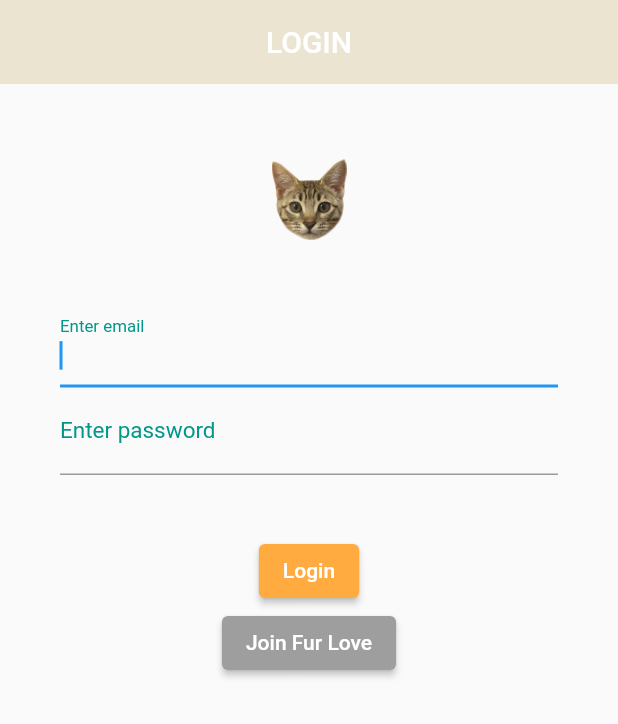
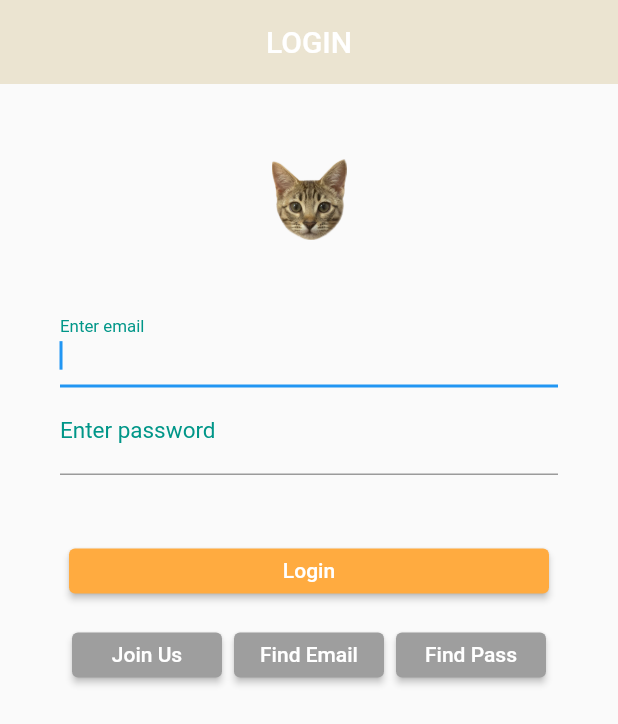
Before and after one commit to subinJangg/fur_ever_love, a Flutter app: the screen it shows after launch, on a phone screen of 412 x 824 dp. Shown: the top 724 px of the screen. Run offline on Flutter 3.47's test engine with Material 2 defaults, Android fonts, the light colour scheme and no system bars; our stand-ins replace get, shared_preferences; Roboto replaces fonts that are missing (Dapretty).

Commit message:
230925 앱 아이콘 변경, 로그인`비밀번호찾기`아이디찾기`회원가입 화면 구현

```diff
--- a/lib/login/fel_login.dart
+++ b/lib/login/fel_login.dart
@@ -1,4 +1,6 @@
 import 'package:flutter/material.dart';
+import 'package:fur_ever_love/login/fel_findEmail.dart';
+import 'package:fur_ever_love/login/fel_findPass.dart';
 import 'package:fur_ever_love/login/fel_join.dart';
 import 'package:fur_ever_love/mainpages/main_home.dart';
 import 'package:get/get.dart';
@@ -42,10 +44,10 @@ class _LoginScreen extends State<LoginScreen> {
                 child: Theme(
                   data: ThemeData(
                     primaryColor: Colors.grey,
-                    inputDecorationTheme: InputDecorationTheme(
+                    inputDecorationTheme: InputDecorationTheme( // 입력 필드의 모양과 스타일을 일괄적으로 정의 하는 데 사용되는 테마(Theme) 속성
                       labelStyle: TextStyle(color: Colors.teal, fontSize: 15.0))),
                   child: Container(
-                    padding: EdgeInsets.all(40.0),
+                    padding: EdgeInsets.all(40.0), // EdgeInsets : 여백 설정
                     child: Builder(builder: (context) {
                       return Column(
                         children: [
@@ -65,9 +67,7 @@ class _LoginScreen extends State<LoginScreen> {
                             height: 40.0,
                           ),
                           ButtonTheme(
-                            minWidth: 600.0,
-                            height: 50.0,
-                            child: ElevatedButton(
+                            child: ElevatedButton( // 로그인 버튼
                               onPressed: () {
                                 if(user_email.text == 'mang@naver.com' && user_password.text == '123') {
                                   Get.offAll(MainHome());
@@ -80,28 +80,22 @@ class _LoginScreen extends State<LoginScreen> {
                                 }
                               },
                               style: ElevatedButton.styleFrom(
-                                backgroundColor: Colors.orangeAccent
+                                backgroundColor: Colors.orangeAccent,
+                                minimumSize: Size(320.0, 30.0),
                               ),
                               child: Text(
                                 "Login"
                               )
-                            )),
-                            ButtonTheme(
-                              minWidth: 600.0,
-                              height: 50.0,
-                              child: ElevatedButton(
-                                onPressed: () {
-                                  Get.to(JoinScreen());
-                                },
-                                style: ElevatedButton.styleFrom(
-                                  backgroundColor: Colors.grey
-                                ),
-                                child: Text(
-                                  "Join Fur Love"
-                                ),
-                              ),
-
-                            ),
+                            )
+                          ),
+                          SizedBox(height: 8.0),
+                          Row(
+                            mainAxisAlignment: MainAxisAlignment.spaceEvenly, // 버튼 사이의 간격을 균등하게 배치
+                            children: [
+                              JoinBtn(),
+                              FindEmailBtn(),
+                              FindPassBtn(),
+                            ]),
                         ],
                       );
                     }),
@@ -116,6 +110,7 @@ class _LoginScreen extends State<LoginScreen> {
   }
 }
 
+// 스낵바 스타일
 void showSnackBar(BuildContext context, Text text) {
   final snackBar = SnackBar(
     content: text,
@@ -125,10 +120,67 @@ void showSnackBar(BuildContext context, Text text) {
   ScaffoldMessenger.of(context).showSnackBar(snackBar);
 }
 
-// class NextPage extends StatelessWidget {
-//
-//   @override
-//   Widget build(BuildContext context) {
-//     return Container();
-//   }
-// }
+// 회원가입 버튼
+class JoinBtn extends StatelessWidget {
+
+  @override
+  Widget build(BuildContext context) {
+    return ButtonTheme(
+      child: ElevatedButton(
+        onPressed: () {
+          Get.to(JoinScreen());
+        },
+        style: ElevatedButton.styleFrom(
+          backgroundColor: Colors.grey,
+          minimumSize: Size(100.0, 30.0),
+        ),
+        child: Text(
+            "Join Us"
+        ),
+      ),
+    );
+  }
+}
+//이메일 찾기 버튼
+class FindEmailBtn extends StatelessWidget {
+
+  @override
+  Widget build(BuildContext context) {
+    return ButtonTheme(
+      child: ElevatedButton(
+        onPressed: () {
+          Get.to(FindEmailScreen());
+        },
+        style: ElevatedButton.styleFrom(
+          backgroundColor: Colors.grey,
+          minimumSize: Size(100.0, 30.0),
+        ),
+        child: Text(
+            "Find Email"
+        ),
+      ),
+    );
+  }
+}
+
+//비밀번호 찾기 버튼
+class FindPassBtn extends StatelessWidget {
+
+  @override
+  Widget build(BuildContext context) {
+    return ButtonTheme(
+      child: ElevatedButton(
+        onPressed: () {
+          Get.to(FindPassScreen());
+        },
+        style: ElevatedButton.styleFrom(
+          backgroundColor: Colors.grey,
+          minimumSize: Size(100.0, 30.0),
+        ),
+        child: Text(
+            "Find Pass"
+        ),
+      ),
+    );
+  }
+}
--- a/lib/settings/landing_page.dart
+++ b/lib/settings/landing_page.dart
@@ -19,7 +19,11 @@ class LandingPage extends StatefulWidget {
 
 class _LandingPageState extends State<LandingPage> {
 
-  Future<bool> checkLogin() async {
+  // Future : 비동기 작업시 사용, 일정 소요 시간 소요 후 실제 데이터 or 에러 반환 ex) 주문서
+  //          async 클래스는 await 매서드 가짐
+  //           -> await로 선언된 메서드는 응답이 처리될 때까지 대기
+
+  Future<bool> checkLogin() async { // bool == boolean ( t or f 로 반환 )
     SharedPreferences prefs = await SharedPreferences.getInstance();
       bool isLogin = prefs.getBool('isLogin') ?? false;
       return isLogin;
```
Also changed, not shown: lib/login/fel_join.dart (+96 -2 lines), 5 other files.
